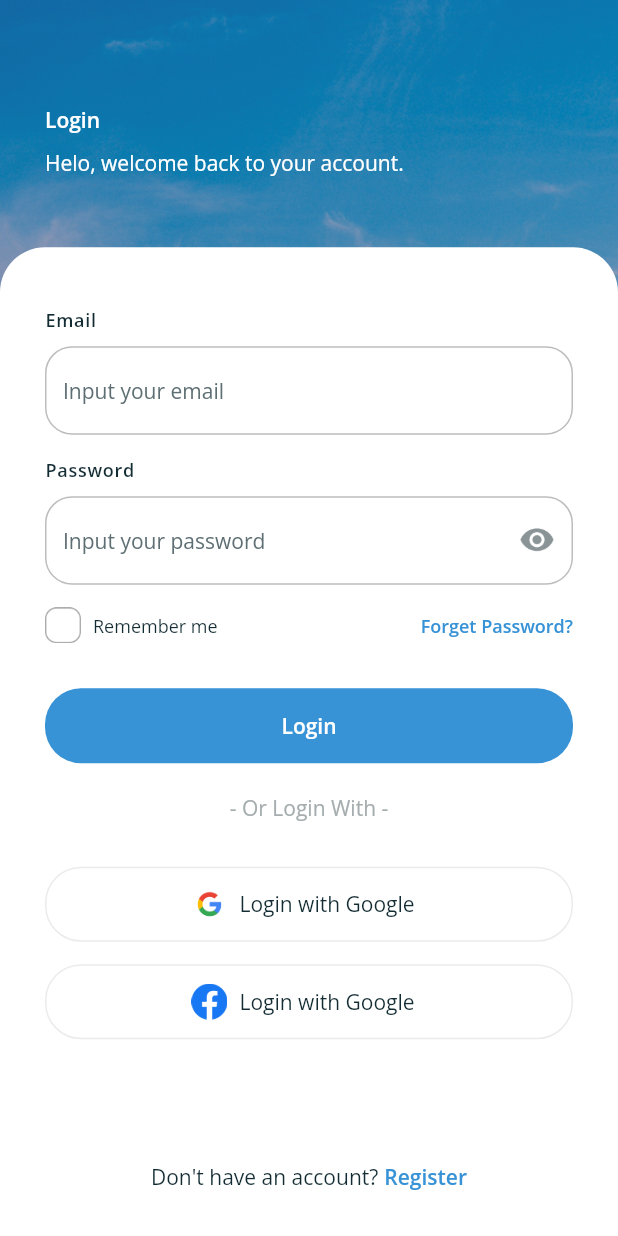
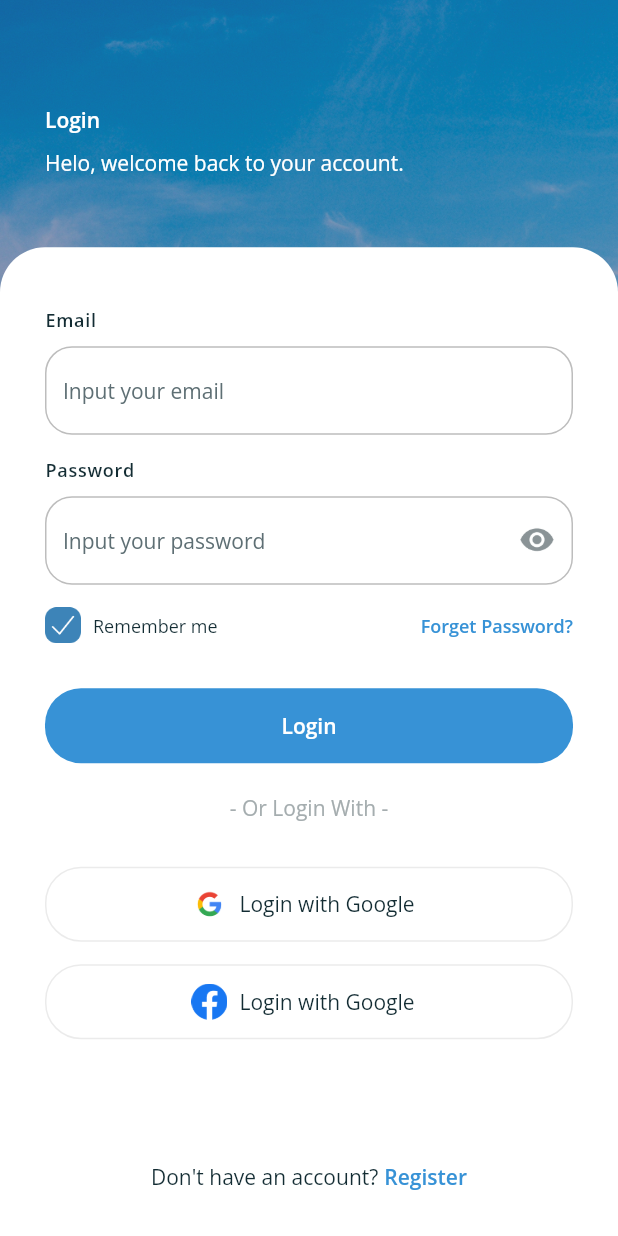
Before and after one commit to apridev/stayhome-app, a Flutter app: the screen it shows after launch, after a tap on "Login", on a phone screen of 412 x 824 dp. Run offline on Flutter 3.47's test engine with Material 2 defaults, Android fonts, the phone set to English and light mode, and no system bars; our stand-ins replace google_fonts.

Commit message:
login page

```diff
--- a/lib/page/login-page.dart
+++ b/lib/page/login-page.dart
@@ -1,8 +1,16 @@
 import 'package:flutter/material.dart';
 import 'package:homestay_app/template.dart';
 
-class LoginPage extends StatelessWidget {
+class LoginPage extends StatefulWidget {
   @override
+  State<LoginPage> createState() => _LoginPageState();
+}
+
+class _LoginPageState extends State<LoginPage> {
+  @override
+
+  bool currentIndex = true;
+
   Widget build(BuildContext context) {
     Widget email() {
       return Container(
@@ -97,9 +105,19 @@ class LoginPage extends StatelessWidget {
           children: [
             Row(
               children: [
-                Image.asset(
-                  'assets/icons/icon-check-hidden.png',
-                  width: 24,
+                InkWell(
+                  onTap: () {
+                    setState(() {
+                      currentIndex = !currentIndex;
+                    });
+                  },
+                  child: currentIndex ? Image.asset(
+                    'assets/icons/icon-check-active.png',
+                    width: 24,
+                  ) : Image.asset(
+                    'assets/icons/icon-check-hidden.png',
+                    width: 24,
+                  ),
                 ),
                 SizedBox(
                   width: 8,
@@ -132,7 +150,7 @@ class LoginPage extends StatelessWidget {
               borderRadius: BorderRadius.circular(24), color: primaryColor),
           child: TextButton(
               onPressed: () {
-                Navigator.pushNamed(context, '/login-page');
+                Navigator.pushNamed(context, '/verification-page');
               },
               child: Text(
                 'Login',
```
